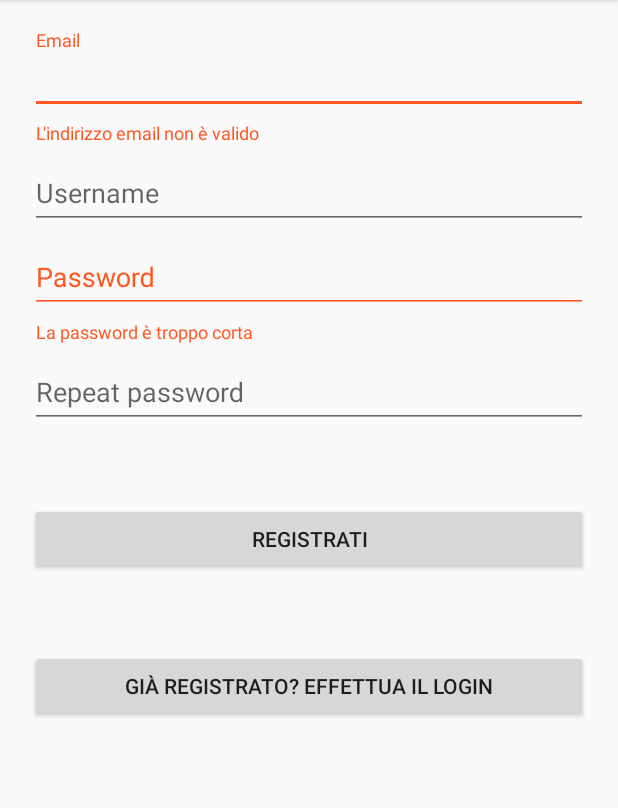
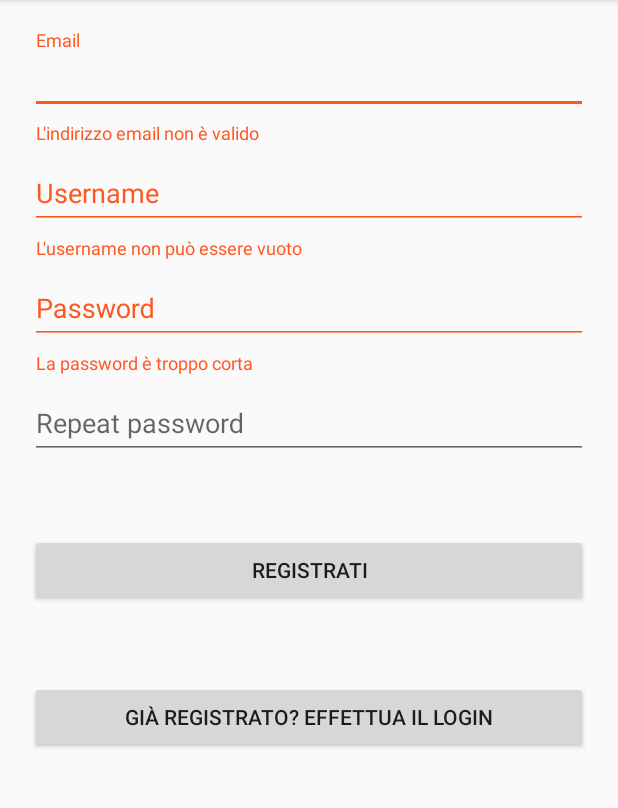
Before and after one commit to luhahaha/BeaconStrips-CLIPS, an Android app: the screen it shows after launch (MainActivity), after a tap on "REGISTRATI", on a phone screen of 412 x 824 dp, the part 84-892 px from its top. Run offline under Robolectric (Android 15) with nearby library versions, the phone set to English and light mode, and no system bars.

Commit message:
Update: prova view registrazione

```diff
--- a/prove/view/Authentication/app/src/main/AndroidManifest.xml
+++ b/prove/view/Authentication/app/src/main/AndroidManifest.xml
@@ -23,6 +23,7 @@
         <activity
             android:name=".LoginActivity"
             android:label="@string/title_activity_login" />
+        <activity android:name=".ConfirmRegistration"></activity>
     </application>
 
 </manifest>
--- a/prove/view/Authentication/app/src/main/java/clips/matteo/authentication/MainActivity.java
+++ b/prove/view/Authentication/app/src/main/java/clips/matteo/authentication/MainActivity.java
@@ -15,12 +15,28 @@ import java.util.List;
 public class MainActivity extends AppCompatActivity {
 
     private List users;
+    private EditText email;
+    private EditText username;
+    private EditText password;
+    private EditText repeatPassword;
+    private TextInputLayout errorEmail;
+    private TextInputLayout errorUsername;
+    private TextInputLayout errorPassword;
+    private TextInputLayout errorRepeatPassword;
 
     @Override
     protected void onCreate(Bundle savedInstanceState) {
         users = new ArrayList();
         super.onCreate(savedInstanceState);
         setContentView(R.layout.activity_main);
+        email = (EditText) findViewById(R.id.email);
+        username = (EditText) findViewById(R.id.username);
+        password = (EditText) findViewById(R.id.password);
+        repeatPassword = (EditText) findViewById(R.id.repeat_password);
+        errorEmail = (TextInputLayout) findViewById(R.id.email_label);
+        errorUsername = (TextInputLayout) findViewById(R.id.username_label);
+        errorPassword = (TextInputLayout) findViewById(R.id.password_label);
+        errorRepeatPassword = (TextInputLayout) findViewById(R.id.repeat_password_label);
         setButton();
     }
 
@@ -29,8 +45,33 @@ public class MainActivity extends AppCompatActivity {
         if (register != null) {
             register.setOnClickListener(new View.OnClickListener() {
                 public void onClick(View v) {
-                    Log.i("Event", "Button clicked");
-                    checkFields();
+                    if (checkFields()) {
+                        final EditText email = (EditText) findViewById(R.id.email);
+                        final EditText password = (EditText) findViewById(R.id.password);
+                        final EditText username = (EditText) findViewById(R.id.username);
+                        final EditText repeatPassword = (EditText) findViewById(R.id.repeat_password);
+
+                        users.add(new User(email.getText().toString(), username.getText().toString(), password.getText().toString()));
+                        Intent i = new Intent(getApplicationContext(), ConfirmRegistration.class);
+                        i.putExtra("email", email.getText().toString());
+                        i.putExtra("password", password.getText().toString());
+                        startActivity(i);
+                        clearFields();
+
+                        //finish(); se l'utente fa back qui esce dall'app
+                        /*
+                            questo va aggiunto al file AndroidManifest.xml per evitare di aggiungere l'attività allo stack
+                            <activity android:name=".SplashActivity" android:noHistory="true"/>
+                        */
+                        /*
+                            un'altra soluzione può essere implementare il metodo nell'altra attività
+                            @Override
+                            public void onBackPressed() {
+                            //e lasciarlo vuoto per non avere nessuna azione
+                            }
+                         */
+
+                    }
                 }
             });
         }
@@ -40,54 +81,61 @@ public class MainActivity extends AppCompatActivity {
                 public void onClick(View v) {
                     Intent i = new Intent(getApplicationContext(), LoginActivity.class);
                     startActivity(i);
-
                 }
             });
         }
     }
 
-    private void checkFields() {
-        final EditText email = (EditText) findViewById(R.id.email);
-        final EditText username = (EditText) findViewById(R.id.username);
-        final EditText password = (EditText) findViewById(R.id.password);
-        final EditText repeatPassword = (EditText) findViewById(R.id.repeat_password);
+
+
+    private void clearFields() {
+        email.requestFocus();
+        email.setText("");
+        username.setText("");
+        password.setText("");
+        repeatPassword.setText("");
+        errorEmail.setErrorEnabled(false);
+        errorUsername.setErrorEnabled(false);
+        errorPassword.setErrorEnabled(false);
+        errorRepeatPassword.setErrorEnabled(false);
+    }
+
+    private boolean checkFields() {
+
         boolean registration = true;
         if (email != null && username != null && password != null && repeatPassword != null) {
             if (!android.util.Patterns.EMAIL_ADDRESS.matcher(email.getText()).matches()) {
-                TextInputLayout errorEmail = (TextInputLayout) findViewById(R.id.email_label);
                 errorEmail.setErrorEnabled(true);
                 errorEmail.setError("L'indirizzo email non è valido");
                 registration = false;
-                Log.i("Registration email", String.valueOf(registration));
             }
-            // TODO check su username già usato, lato server
+
+            if (username.getText().toString().isEmpty()) {
+                //espressione per username ([a-zA-Z0-9])+
+                errorUsername.setErrorEnabled(true);
+                errorUsername.setError("L'username non può essere vuoto");
+                registration = false;
+            }
 
             if (password.length() < 8) {
-                TextInputLayout errorPassword = (TextInputLayout) findViewById(R.id.password_label);
                 errorPassword.setErrorEnabled(true);
                 errorPassword.setError("La password è troppo corta");
                 registration = false;
-                Log.i("Password length", String.valueOf(registration));
             }
+
             else {
-                if (!password.getText().toString().equals(repeatPassword.getText().toString())) {
-                    System.out.println(password.getText().toString() + " " + repeatPassword.getText().toString());
-                    TextInputLayout errorPassword = (TextInputLayout) findViewById(R.id.password_label);
+                if (!(password.getText().toString().equals(repeatPassword.getText().toString()))) {
                     errorPassword.setErrorEnabled(true);
+                    errorRepeatPassword.setErrorEnabled(true);
                     errorPassword.setError("Le due password non corrispondono");
-                    TextInputLayout errorRepeatPassword = (TextInputLayout) findViewById(R.id.repeat_password_label);
-                    errorRepeatPassword.setErrorEnabled(true);
                     errorRepeatPassword.setError("Le due password non corrispondono");
                     registration = false;
-                    Log.i("Password match", String.valueOf(registration));
                 }
-            }
-            if(registration)
-            {
-                users.add(new User(email.getText().toString(), username.getText().toString(), password.getText().toString()));
-                System.out.println("Size:" + users.size());
             }
         }
 
+        return registration;
+
     }
+
 }
```
Also changed, not shown: prove/view/Authentication/app/src/main/java/clips/matteo/authentication/ConfirmRegistration.java (added, +44 -0 lines), prove/view/Authentication/app/src/main/res/layout/activity_confirm_registration.xml (added, +52 -0 lines).
